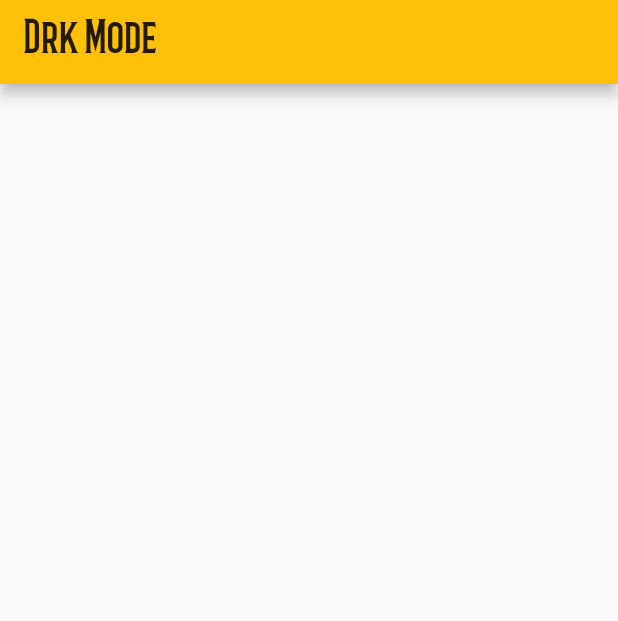
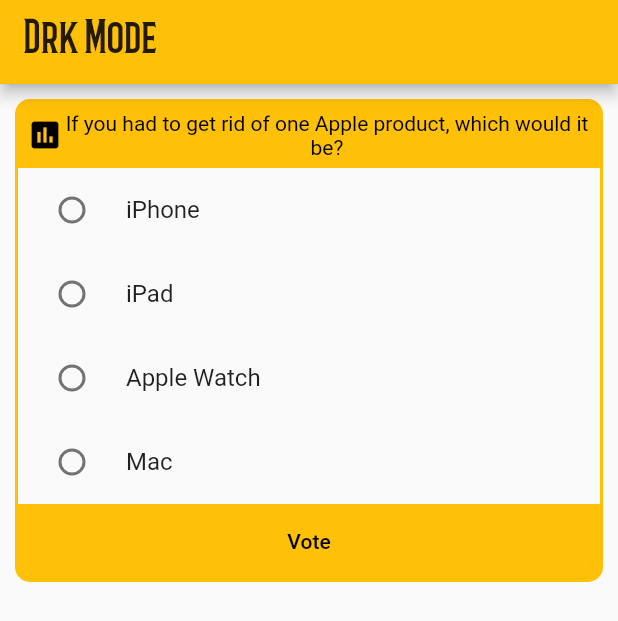
Before and after one commit to nrubin29/drkmode, a Flutter app: the screen it shows after launch, on a phone screen of 412 x 824 dp. Shown: the top 621 px of the screen. Run offline on Flutter 3.47's test engine with Material 2 defaults, Android fonts, the phone set to English and light mode, and no system bars.

Commit message:
Added a widget to display multiple-choice polls

```diff
--- a/app/lib/main.dart
+++ b/app/lib/main.dart
@@ -1,3 +1,5 @@
+import 'package:drkmode_app/poll.dart';
+import 'package:drkmode_common/poll_question.dart';
 import 'package:flutter/material.dart';
 
 void main() {
@@ -11,10 +13,12 @@
       title: 'Drk Mode',
       theme: ThemeData(
         primarySwatch: Colors.amber,
+        toggleableActiveColor: Colors.amber,
       ),
       darkTheme: ThemeData(
         primarySwatch: Colors.amber,
-        primaryColor: Colors.amber.shade500,
+        primaryColor: Colors.amber,
+        toggleableActiveColor: Colors.amber,
         brightness: Brightness.dark,
       ),
       home: Scaffold(
@@ -27,6 +31,15 @@
             ),
           ),
         ),
+        body: Padding(
+          padding: EdgeInsets.all(10),
+          child: PollQuestion(
+            poll: Poll(
+              'If you had to get rid of one Apple product, which would it be?',
+              ['iPhone', 'iPad', 'Apple Watch', 'Mac'],
+            ),
+          ),
+        ),
       ),
     );
   }
--- /dev/null
+++ b/app/lib/poll.dart
@@ -0,0 +1,96 @@
+import 'package:drkmode_common/poll_question.dart';
+import 'package:flutter/material.dart';
+
+/// Displays a [Poll] that the user can respond to.
+class PollQuestion extends StatefulWidget {
+  final Poll poll;
+
+  const PollQuestion({required this.poll});
+
+  @override
+  State<StatefulWidget> createState() => _PollQuestionState();
+}
+
+class _PollQuestionState extends State<PollQuestion> {
+  String? _selection;
+
+  @override
+  Widget build(BuildContext context) => Container(
+        decoration: BoxDecoration(
+          border: Border.all(
+            color: Theme.of(context).primaryColor,
+            width: 2,
+          ),
+          borderRadius: BorderRadius.circular(10),
+        ),
+        child: Column(
+          mainAxisSize: MainAxisSize.min,
+          children: [
+            Container(
+              decoration: BoxDecoration(
+                color: Theme.of(context).primaryColor,
+                border: Border.all(color: Theme.of(context).primaryColor),
+                borderRadius: BorderRadius.only(
+                  topLeft: Radius.circular(5),
+                  topRight: Radius.circular(5),
+                ),
+              ),
+              child: Padding(
+                padding: EdgeInsets.all(5),
+                child: Row(
+                  children: [
+                    Icon(Icons.poll, color: Colors.black),
+                    Expanded(
+                      child: Text(
+                        widget.poll.question,
+                        textAlign: TextAlign.center,
+                        style: TextStyle(color: Colors.black),
+                      ),
+                    ),
+                  ],
+                ),
+              ),
+            ),
+            for (var option in widget.poll.options)
+              RadioListTile<String>(
+                value: option,
+                groupValue: _selection,
+                onChanged: (_) {
+                  setState(() {
+                    _selection = option;
+                  });
+                },
+                title: Text(option),
+              ),
+            Container(
+              decoration: BoxDecoration(
+                color: Theme.of(context).primaryColor,
+                border: Border.all(color: Theme.of(context).primaryColor),
+                borderRadius: BorderRadius.only(
+                  bottomLeft: Radius.circular(5),
+                  bottomRight: Radius.circular(5),
+                ),
+              ),
+              child: Row(
+                mainAxisAlignment: MainAxisAlignment.center,
+                children: [
+                  TextButton(
+                    onPressed: () {
+                      print('Vote pressed');
+                    },
+                    child: Text(
+                      'Vote',
+                      style: TextStyle(color: Colors.black),
+                    ),
+                    style: ButtonStyle(
+                      overlayColor: MaterialStateProperty.all(
+                          Colors.black.withOpacity(.25)),
+                    ),
+                  ),
+                ],
+              ),
+            ),
+          ],
+        ),
+      );
+}
--- /dev/null
+++ b/common/lib/poll_question.dart
@@ -0,0 +1,6 @@
+class Poll {
+  final String question;
+  final List<String> options;
+
+  const Poll(this.question, this.options);
+}
--- a/common/pubspec.yaml
+++ b/common/pubspec.yaml
@@ -5,7 +5,7 @@
 publish_to: 'none'
 
 environment:
-  sdk: '>=2.10.0 <3.0.0'
+  sdk: '>=2.12.0 <3.0.0'
 
 dev_dependencies:
-  pedantic: ^1.9.0
+  pedantic: ^1.11.1
```
Also changed, not shown: common/pubspec.lock, 2 other files.
